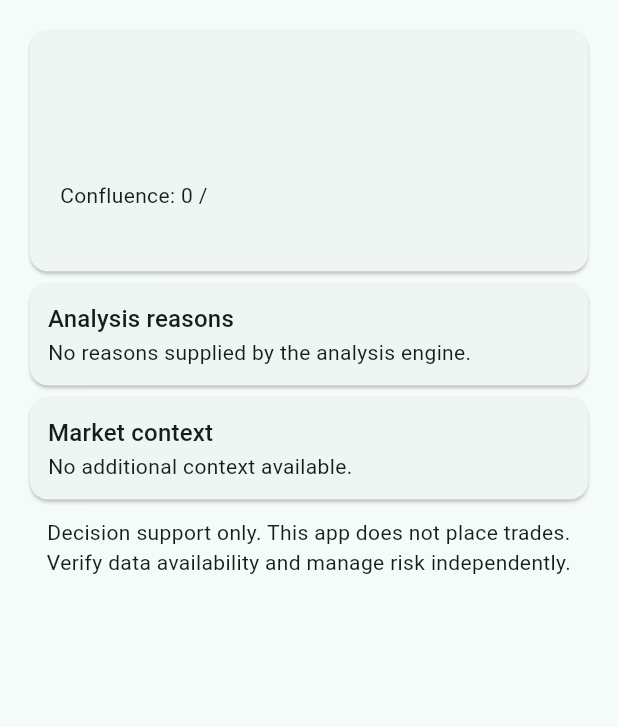
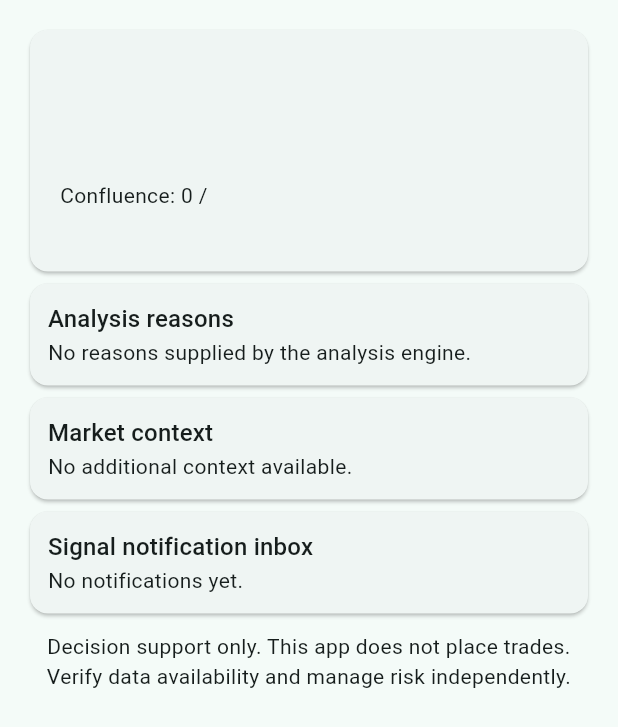
Before and after one commit to arozikinnn-cloud/crypto-ai-intelligence-2, a Flutter app: the _AnalysisView widget shown alone on an empty page, opened directly with empty values, on a phone screen of 412 x 824 dp. Shown: the top 727 px of the screen. Run offline on Flutter 3.47's test engine with Material 3 defaults, Android fonts, the phone set to English and light mode, and no system bars; network calls fail.

Commit message:
Integrate signal notification inbox in mobile dashboard

```diff
--- a/frontend/crypto_ai_app/lib/main.dart
+++ b/frontend/crypto_ai_app/lib/main.dart
@@ -20,28 +20,53 @@ class CryptoAIApp extends StatelessWidget {
 }
 
 class DashboardShell extends StatefulWidget {
-  const DashboardShell({super.key, this.loadAnalysis});
+  const DashboardShell({
+    super.key,
+    this.loadAnalysis,
+    this.loadNotifications,
+  });
 
   final Future<Map<String, dynamic>> Function()? loadAnalysis;
+  final Future<List<Map<String, dynamic>>> Function()? loadNotifications;
 
   @override
   State<DashboardShell> createState() => _DashboardShellState();
 }
 
 class _DashboardShellState extends State<DashboardShell> {
+  final AnalysisApi _api = AnalysisApi();
   late Future<Map<String, dynamic>> _analysis;
+  late Future<List<Map<String, dynamic>>> _notifications;
 
   @override
   void initState() {
     super.initState();
     _analysis = _load();
+    _notifications = _loadNotifications();
   }
 
   Future<Map<String, dynamic>> _load() =>
-      widget.loadAnalysis?.call() ?? AnalysisApi().fetchIntelligence();
+      widget.loadAnalysis?.call() ?? _api.fetchIntelligence();
+
+  Future<List<Map<String, dynamic>>> _loadNotifications() =>
+      widget.loadNotifications?.call() ?? _api.fetchNotifications();
+
+  Future<void> _markNotificationRead(int id) async {
+    await _api.markNotificationRead(id);
+    if (mounted) setState(() => _notifications = _loadNotifications());
+  }
 
   void _refresh() {
-    setState(() => _analysis = _load());
+    setState(() {
+      _analysis = _load();
+      _notifications = _loadNotifications();
+    });
+  }
+
+  @override
+  void dispose() {
+    _api.close();
+    super.dispose();
   }
 
   @override
@@ -82,16 +107,26 @@ class _DashboardShellState extends State<DashboardShell> {
                 message: 'The API returned an empty response.',
               );
             }
-            return _AnalysisView(data: data);
+            return _AnalysisView(
+              data: data,
+              notifications: _notifications,
+              onMarkNotificationRead: _markNotificationRead,
+            );
           },
         ),
       );
 }
 
 class _AnalysisView extends StatelessWidget {
-  const _AnalysisView({required this.data});
+  const _AnalysisView({
+    required this.data,
+    required this.notifications,
+    required this.onMarkNotificationRead,
+  });
 
   final Map<String, dynamic> data;
+  final Future<List<Map<String, dynamic>>> notifications;
+  final Future<void> Function(int id) onMarkNotificationRead;
 
   @override
   Widget build(BuildContext context) {
@@ -133,6 +168,10 @@ class _AnalysisView extends StatelessWidget {
           items: notes,
           emptyMessage: 'No additional context available.',
         ),
+        _NotificationInbox(
+          notifications: notifications,
+          onMarkRead: onMarkNotificationRead,
+        ),
         const Padding(
           padding: EdgeInsets.all(8),
           child: Text(
@@ -148,6 +187,66 @@ class _AnalysisView extends StatelessWidget {
   List<String> _strings(dynamic value) => value is List
       ? value.map((item) => item.toString()).toList()
       : const [];
+}
+
+class _NotificationInbox extends StatelessWidget {
+  const _NotificationInbox({
+    required this.notifications,
+    required this.onMarkRead,
+  });
+
+  final Future<List<Map<String, dynamic>>> notifications;
+  final Future<void> Function(int id) onMarkRead;
+
+  @override
+  Widget build(BuildContext context) => Card(
+        child: Padding(
+          padding: const EdgeInsets.all(12),
+          child: Column(
+            crossAxisAlignment: CrossAxisAlignment.start,
+            children: [
+              Text('Signal notification inbox',
+                  style: Theme.of(context).textTheme.titleMedium),
+              FutureBuilder<List<Map<String, dynamic>>>(
+                future: notifications,
+                builder: (context, snapshot) {
+                  if (snapshot.connectionState == ConnectionState.waiting) {
+                    return const Padding(
+                      padding: EdgeInsets.all(12),
+                      child: LinearProgressIndicator(),
+                    );
+                  }
+                  if (snapshot.hasError) {
+                    return Text('Inbox unavailable: ${snapshot.error}');
+                  }
+                  final items = snapshot.data ?? const [];
+                  if (items.isEmpty) return const Text('No notifications yet.');
+                  return Column(
+                    children: items.map((item) {
+                      final id = item['id'] as int?;
+                      final read = item['read'] == true;
+                      return ListTile(
+                        dense: true,
+                        title: Text(item['title']?.toString() ?? 'Signal alert'),
+                        subtitle: Text(item['message']?.toString() ?? ''),
+                        trailing: read
+                            ? const Icon(Icons.done, semanticLabel: 'Read')
+                            : IconButton(
+                                tooltip: 'Mark as read',
+                                icon: const Icon(Icons.mark_email_read_outlined),
+                                onPressed: id == null
+                                    ? null
+                                    : () => onMarkRead(id),
+                              ),
+                      );
+                    }).toList(),
+                  );
+                },
+              ),
+            ],
+          ),
+        ),
+      );
 }
 
 class _SectionCard extends StatelessWidget {
```
